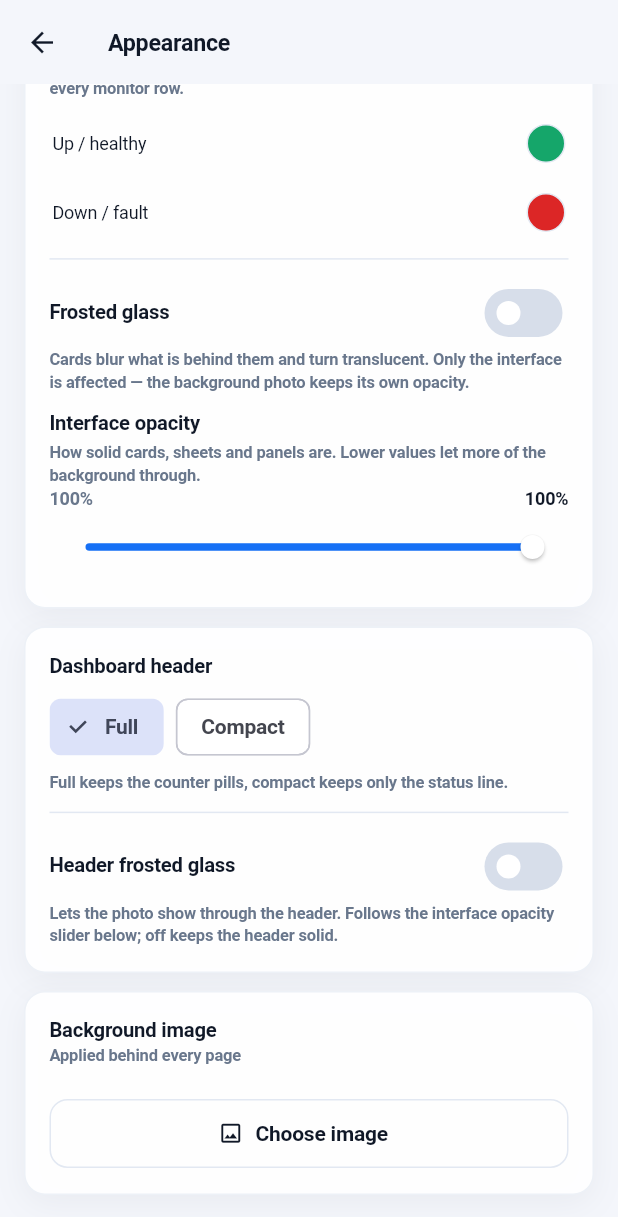
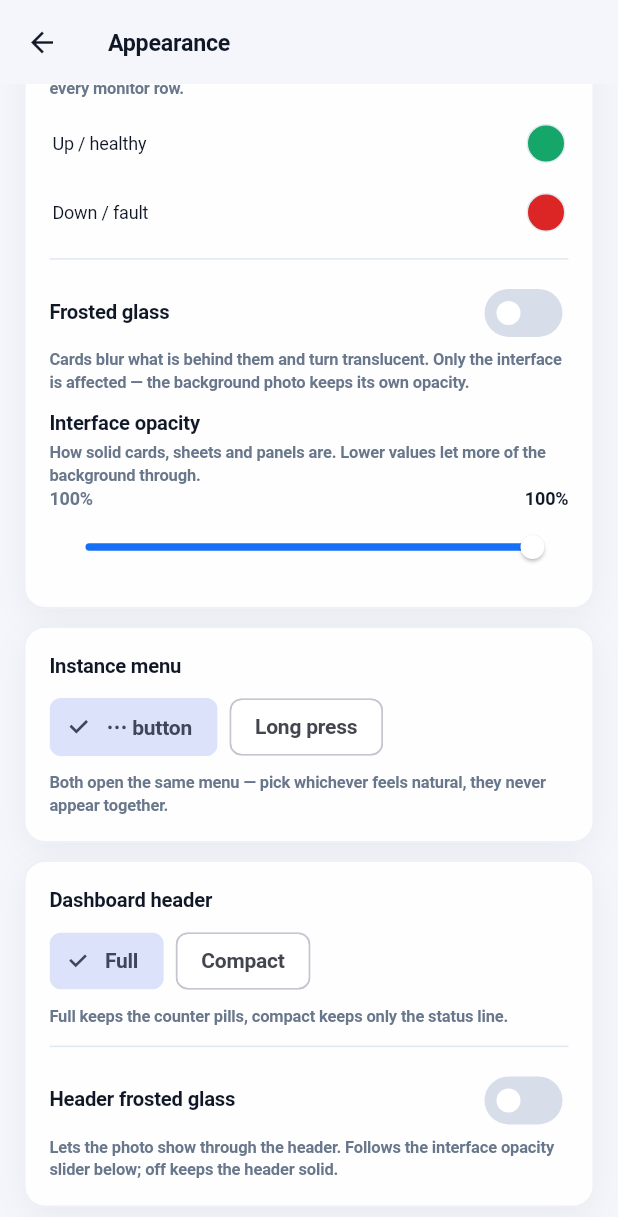
Before and after one commit to BILIEDP1145/UptimeKumaAPP, a Flutter app: the AppearancePage screen opened directly, scrolled down 1152 dp, on a phone screen of 412 x 824 dp. Shown: the top 1217 px of the screen. Run offline on Flutter 3.47's test engine with Material 3 defaults, Android fonts, the phone set to English and light mode, and no system bars; our stand-ins replace audioplayers, file_picker, flutter_local_notifications, flutter_secure_storage, flutter_svg, image_picker and 3 more; missing offline and left inert: workmanager; accounts and stored records are empty.

Commit message:
实例去重、单个监控告警开关、实例菜单触发方式可选
- 实例按「主机 + 状态页路径」判重：新增/导入时跳过重复，提示跳过数量；
  底部菜单新增「清理重复实例」，保留首个并确保 active 不被删
- 监控详情页新增「接收该监控的告警」开关，静音项同时作用于前台与后台告警
- 外观设置新增「实例菜单：三点按钮 / 长按卡片」二选一，选中一种另一种即隐藏

```diff
--- a/lib/core/l10n/l10n.dart
+++ b/lib/core/l10n/l10n.dart
@@ -58,6 +58,27 @@ class L10n {
   String get importAction => _t('Import', '导入');
   String get pasteFromClipboard => _t('Paste', '粘贴');
   String get importInvalid => _t('Nothing importable in that text', '这段内容里没有可导入的配置');
+  String importedCountSkipped(int added, int skipped) => _t(
+        'Imported $added, skipped $skipped duplicate(s)',
+        '已导入 $added 个，跳过 $skipped 个重复实例',
+      );
+  String get duplicateExists => _t(
+        'That instance is already in the list',
+        '该实例已在列表中',
+      );
+  String get removeDuplicates => _t('Remove duplicates', '清理重复实例');
+  String removedDuplicates(int n) =>
+      _t('Removed $n duplicate(s)', '已清理 $n 个重复实例');
+  String get noDuplicates => _t('No duplicates found', '没有重复实例');
+  String get monitorNotify => _t('Send alerts', '接收该监控的告警');
+  String get menuTriggerTitle => _t('Instance menu', '实例菜单');
+  String get menuTriggerButton => _t('⋯ button', '三点按钮');
+  String get menuTriggerLongPress => _t('Long press', '长按卡片');
+  String get menuTriggerBody => _t(
+        'Both open the same menu — pick whichever feels natural, they never '
+            'appear together.',
+        '两种方式打开同一个菜单，二选一即可，不会同时出现。',
+      );
   String importedCount(int n) => _t('Imported $n instance(s)', '已导入 $n 个实例');
   String get exportConfig => _t('Export config', '导出配置');
   String get exportCollection => _t('Export collection', '导出集合');
--- a/lib/features/settings/appearance_page.dart
+++ b/lib/features/settings/appearance_page.dart
@@ -377,6 +377,41 @@ class _AppearancePageState extends State<AppearancePage> {
                   max: 1.0,
                   display: '${(app.uiOpacity * 100).round()}%',
                   onChanged: app.setUiOpacity,
+                ),
+              ],
+            ),
+          ),
+          const SizedBox(height: 12),
+
+          // Instance menu trigger
+          AppCard(
+            child: Column(
+              crossAxisAlignment: CrossAxisAlignment.start,
+              children: [
+                Text(l.menuTriggerTitle, style: context.txt.titleSmall),
+                const SizedBox(height: 8),
+                Row(
+                  children: [
+                    ChoiceChip(
+                      label: Text(l.menuTriggerButton),
+                      selected: app.menuTrigger == 'button',
+                      onSelected: (_) => app.setMenuTrigger('button'),
+                    ),
+                    const SizedBox(width: 8),
+                    ChoiceChip(
+                      label: Text(l.menuTriggerLongPress),
+                      selected: app.menuTrigger == 'longPress',
+                      onSelected: (_) => app.setMenuTrigger('longPress'),
+                    ),
+                  ],
+                ),
+                const SizedBox(height: 6),
+                Text(
+                  l.menuTriggerBody,
+                  style: context.txt.labelSmall?.copyWith(
+                    color: tk.muted,
+                    height: 1.4,
+                  ),
                 ),
               ],
             ),
--- a/lib/services/settings_store.dart
+++ b/lib/services/settings_store.dart
@@ -19,6 +19,8 @@ class PrefKeys {
   static const backgroundChecks = 'bg_checks';
   static const bgInterval = 'bg_interval_minutes';
   static const silentLogin = 'silent_login';
+  static const mutedMonitors = 'muted_monitors';
+  static const menuTrigger = 'menu_trigger';
   static const persistentNotification = 'persistent_notification';
   static const foregroundService = 'foreground_service';
   static const servers = 'servers_json';
@@ -135,6 +137,18 @@ class SettingsStore {
   bool get silentLogin => _prefs.getBool(PrefKeys.silentLogin) ?? true;
 
   set silentLogin(bool v) => _prefs.setBool(PrefKeys.silentLogin, v);
+
+  /// ids of monitors the user muted, grouped by instance: `{"serverId":[3,7]}`.
+  String? get mutedMonitorsJson => _prefs.getString(PrefKeys.mutedMonitors);
+
+  set mutedMonitorsJson(String? v) => v == null
+      ? _prefs.remove(PrefKeys.mutedMonitors)
+      : _prefs.setString(PrefKeys.mutedMonitors, v);
+
+  /// How the instance card menu is opened: `button` (⋯) or `longPress`.
+  String get menuTrigger => _prefs.getString(PrefKeys.menuTrigger) ?? 'button';
+
+  set menuTrigger(String v) => _prefs.setString(PrefKeys.menuTrigger, v);
 
   /// Keep a silent "monitoring" notification pinned in the shade.
   bool get persistentNotification =>
--- a/pubspec.yaml
+++ b/pubspec.yaml
@@ -1,7 +1,7 @@
 name: uptime_kuma_app
 description: A mobile client to manage and monitor self-hosted Uptime Kuma instances.
 publish_to: 'none'
-version: 1.4.12+36
+version: 1.4.13+37
 
 environment:
   sdk: ^3.13.0
```
Also changed, not shown: lib/app.dart (+9 -3 lines), lib/data/models/server_config.dart (+7 -0 lines), lib/features/detail/monitor_detail_page.dart (+25 -0 lines), lib/features/servers/import_dialog.dart (+11 -2 lines), lib/features/servers/server_edit_page.dart (+10 -1 lines), lib/features/servers/servers_page.dart (+29 -3 lines), lib/services/background_checks.dart (+19 -0 lines), lib/state/app_state.dart (+105 -4 lines), lib/state/status_controller.dart (+7 -2 lines).
